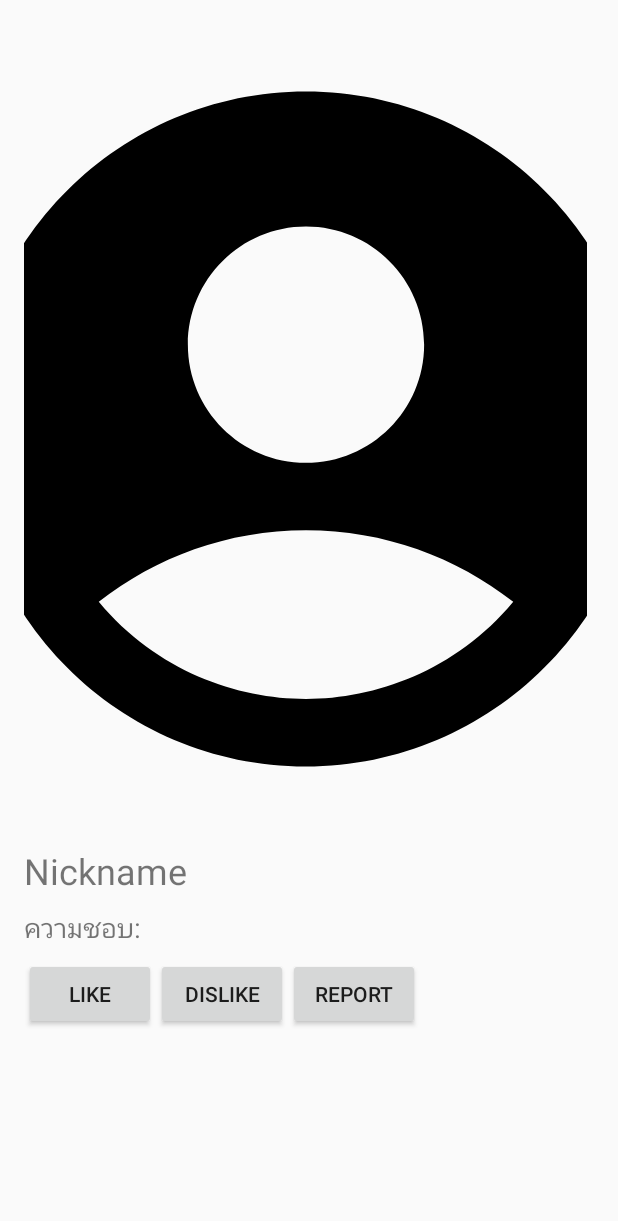
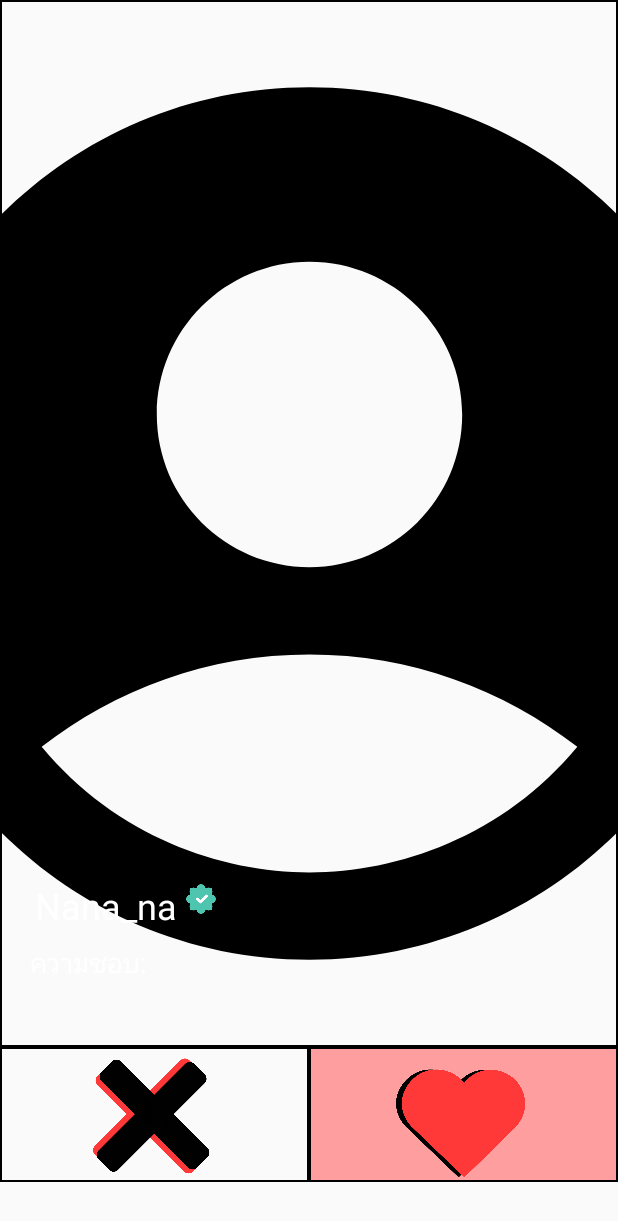
Before and after one commit to PedzA507/FinloveAndroid, an Android app: the layout item_user.xml on its own in the app's theme, with its tools: preview values and no code run, on a phone screen of 412 x 824 dp. Shown: the top 1221 px of the screen. Run offline under Robolectric (Android 15) with nearby library versions, the phone set to English and light mode, and no system bars.

Commit message:
แก้ไขดีไซน์หน้าปัดหาคู่ให้เหมือน figma เท่าที่จะเป็นไปได้

```diff
--- a/app/src/main/java/th/ac/rmutto/finlove/UserAdapter.kt
+++ b/app/src/main/java/th/ac/rmutto/finlove/UserAdapter.kt
@@ -4,6 +4,7 @@ import android.view.LayoutInflater
 import android.view.View
 import android.view.ViewGroup
 import android.widget.Button
+import android.widget.ImageButton
 import android.widget.ImageView
 import android.widget.TextView
 import android.widget.Toast
@@ -39,9 +40,8 @@ class UserAdapter(private val users: List<User>, private val currentUserID: Int)
     class UserViewHolder(itemView: View) : RecyclerView.ViewHolder(itemView) {
         private val nickname: TextView = itemView.findViewById(R.id.textNickname)
         private val profileImage: ImageView = itemView.findViewById(R.id.imageProfile)
-        private val likeButton: Button = itemView.findViewById(R.id.buttonLike)
-        private val dislikeButton: Button = itemView.findViewById(R.id.buttonDislike)
-        private val reportButton: Button = itemView.findViewById(R.id.buttonReport)
+        private val likeButton: ImageButton = itemView.findViewById(R.id.buttonLike)
+        private val dislikeButton: ImageButton = itemView.findViewById(R.id.buttonDislike)
 
         // ฟังก์ชัน bind สำหรับกำหนดข้อมูลให้กับ View
         fun bind(user: User, currentUserID: Int) {
@@ -58,10 +58,6 @@ class UserAdapter(private val users: List<User>, private val currentUserID: Int)
                 dislikeUser(user.id, currentUserID) // ส่ง id ของผู้ใช้ที่ต้องการไม่ชอบ
             }
 
-            // กดรายงานผู้ใช้
-            reportButton.setOnClickListener {
-                Toast.makeText(itemView.context, "รายงานผู้ใช้: ${user.nickname}", Toast.LENGTH_SHORT).show()
-            }
         }
 
         // ฟังก์ชันที่ใช้ในการส่ง HTTP POST ไปยัง API
--- a/app/src/main/java/th/ac/rmutto/finlove/ui/home/HomeFragment.kt
+++ b/app/src/main/java/th/ac/rmutto/finlove/ui/home/HomeFragment.kt
@@ -84,9 +84,8 @@ class HomeFragment : Fragment() {
         val nickname: TextView = userView.findViewById(R.id.textNickname)
         val profileImage: ImageView = userView.findViewById(R.id.imageProfile)
         val verifiedIcon: ImageView = userView.findViewById(R.id.imageVerified) // ไอคอนเครื่องหมายถูก
-        val likeButton: Button = userView.findViewById(R.id.buttonLike)
-        val dislikeButton: Button = userView.findViewById(R.id.buttonDislike)
-        val reportButton: Button = userView.findViewById(R.id.buttonReport)
+        val likeButton: ImageButton = userView.findViewById(R.id.buttonLike)
+        val dislikeButton: ImageButton = userView.findViewById(R.id.buttonDislike)
 
         nickname.text = user.nickname
         Glide.with(requireContext()).load(user.profilePicture).into(profileImage)
@@ -106,11 +105,6 @@ class HomeFragment : Fragment() {
         // เมื่อกดปุ่ม "Dislike"
         dislikeButton.setOnClickListener {
             dislikeUser(user.userID)
-        }
-
-        // เมื่อกดปุ่มรายงาน
-        reportButton.setOnClickListener {
-            showReportDialog(user.userID)
         }
 
         // เพิ่ม View ที่สร้างขึ้นใหม่ไปยัง LinearLayout
--- /dev/null
+++ b/app/src/main/res/drawable/bt_dislike.xml
@@ -0,0 +1,6 @@
+<?xml version="1.0" encoding="utf-8"?>
+<shape xmlns:android="http://schemas.android.com/apk/res/android">
+    <corners android:radius="0dp" />
+    <solid android:color="#FAFAFA" />
+    <stroke android:width="1dp" android:color="#000000" />
+</shape>
--- /dev/null
+++ b/app/src/main/res/drawable/bt_like.xml
@@ -0,0 +1,6 @@
+<?xml version="1.0" encoding="utf-8"?>
+<shape xmlns:android="http://schemas.android.com/apk/res/android">
+    <corners android:radius="0dp" />
+    <solid android:color="#FF9E9E" />
+    <stroke android:width="1dp" android:color="#000000" />
+</shape>
--- a/app/src/main/res/layout/item_user.xml
+++ b/app/src/main/res/layout/item_user.xml
@@ -1,72 +1,97 @@
-<LinearLayout
+<androidx.constraintlayout.widget.ConstraintLayout
     xmlns:android="http://schemas.android.com/apk/res/android"
+    xmlns:app="http://schemas.android.com/apk/res-auto"
+    xmlns:tools="http://schemas.android.com/tools"
     android:layout_width="match_parent"
-    android:layout_height="wrap_content"
-    android:orientation="vertical"
-    android:padding="16dp">
+    android:layout_height="match_parent">
 
+    <!-- รูปโปรไฟล์เต็มความกว้างและยืดจนถึงแถบปุ่มด้านล่าง -->
     <ImageView
         android:id="@+id/imageProfile"
-        android:layout_width="375dp"
-        android:layout_height="540dp"
+        android:layout_width="0dp"
+        android:layout_height="0dp"
         android:scaleType="centerCrop"
-        android:src="@drawable/ic_user" />
+        android:src="@drawable/ic_user"
+        android:background="@drawable/bt_dislike"
+        app:layout_constraintBottom_toTopOf="@+id/buttonGroup"
+        app:layout_constraintEnd_toEndOf="parent"
+        app:layout_constraintStart_toStartOf="parent"
+        app:layout_constraintTop_toTopOf="parent"
+        app:layout_constraintWidth_percent="1.0" />
 
+    <!-- ชื่อผู้ใช้และไอคอนตรวจสอบที่วางอยู่ด้านบนของรูปโปรไฟล์ -->
     <LinearLayout
+        android:id="@+id/linearLayout2"
         android:layout_width="wrap_content"
         android:layout_height="wrap_content"
+        android:layout_marginStart="15dp"
+        android:layout_marginBottom="70dp"
         android:orientation="horizontal"
-        android:layout_marginTop="8dp">
+        android:padding="8dp"
+        app:layout_constraintBottom_toBottomOf="@+id/imageProfile"
+        app:layout_constraintStart_toStartOf="parent">
 
-        <!-- TextView สำหรับชื่อและเครื่องหมายถูก -->
         <TextView
             android:id="@+id/textNickname"
             android:layout_width="wrap_content"
             android:layout_height="wrap_content"
-            android:text="Nickname"
-            android:textSize="24sp"
-            android:layout_marginEnd="4dp" />
+            android:layout_marginEnd="4dp"
+            android:text="Nana_na"
+            android:textColor="@android:color/white"
+            android:textSize="24sp" />
 
-        <!-- ไอคอนเครื่องหมายถูก -->
         <ImageView
             android:id="@+id/imageVerified"
             android:layout_width="24dp"
             android:layout_height="24dp"
             android:src="@drawable/verify"
-        android:visibility="gone" />
+            android:visibility="visible" />
     </LinearLayout>
 
+    <!-- ข้อความ "ความชอบ" ที่อยู่ใต้ชื่อผู้ใช้ -->
     <TextView
         android:id="@+id/textPreferences"
         android:layout_width="wrap_content"
         android:layout_height="wrap_content"
+        android:layout_marginStart="20dp"
         android:text="ความชอบ:"
+        android:textColor="@android:color/white"
         android:textSize="18sp"
-        android:layout_marginTop="8dp" />
+        app:layout_constraintStart_toStartOf="parent"
+        app:layout_constraintTop_toBottomOf="@+id/linearLayout2" />
 
+    <!-- กลุ่มปุ่ม Like และ Dislike ที่ติดกันแบบไม่มีช่องว่าง -->
     <LinearLayout
-        android:layout_width="wrap_content"
+        android:id="@+id/buttonGroup"
+        android:layout_width="match_parent"
         android:layout_height="wrap_content"
+        android:layout_marginBottom="36dp"
         android:orientation="horizontal"
-        android:layout_marginTop="8dp">
+        app:layout_constraintBottom_toBottomOf="parent"
+        app:layout_constraintEnd_toEndOf="parent"
+        app:layout_constraintStart_toStartOf="parent">
 
-        <!-- แสดงปุ่มความชอบตามที่ต้องการ -->
-        <Button
+        <!-- ปุ่ม Dislike -->
+        <ImageButton
+            android:id="@+id/buttonDislike"
+            android:layout_width="0dp"
+            android:layout_height="90dp"
+            android:layout_weight="1"
+            android:adjustViewBounds="true"
+            android:background="@drawable/bt_dislike"
+            android:scaleType="centerInside"
+            android:src="@drawable/nopeicon" />
+
+        <!-- ปุ่ม Like -->
+        <ImageButton
             android:id="@+id/buttonLike"
-            android:layout_width="wrap_content"
-            android:layout_height="wrap_content"
-            android:text="Like" />
+            android:layout_width="0dp"
+            android:layout_height="90dp"
+            android:layout_weight="1"
+            android:adjustViewBounds="true"
+            android:background="@drawable/bt_like"
+            android:scaleType="centerInside"
+            android:src="@drawable/loveicon" />
+    </LinearLayout>
 
-        <Button
-            android:id="@+id/buttonDislike"
-            android:layout_width="wrap_content"
-            android:layout_height="wrap_content"
-            android:text="Dislike" />
-
-        <Button
-            android:id="@+id/buttonReport"
-            android:layout_width="wrap_content"
-            android:layout_height="wrap_content"
-            android:text="Report" />
-    </LinearLayout>
-</LinearLayout>
+</androidx.constraintlayout.widget.ConstraintLayout>
--- a/app/src/main/res/navigation/mobile_navigation.xml
+++ b/app/src/main/res/navigation/mobile_navigation.xml
@@ -8,7 +8,7 @@
         android:id="@+id/navigation_home"
         android:name="th.ac.rmutto.finlove.ui.home.HomeFragment"
         android:label="Home"
-        tools:layout="@layout/fragment_home" />
+        tools:layout="@layout/item_user" />
 
     <fragment
         android:id="@+id/navigation_message"
```
Also changed, not shown: app/src/main/res/drawable/loveicon.png (added), app/src/main/res/drawable/nopeicon.png (added).
